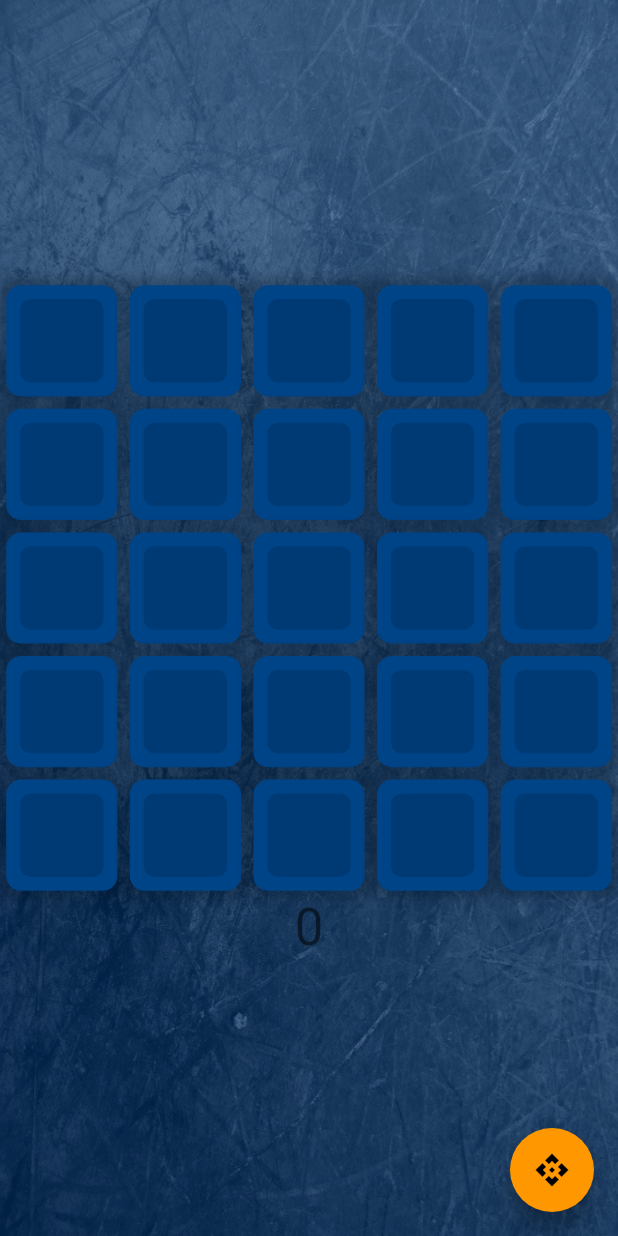
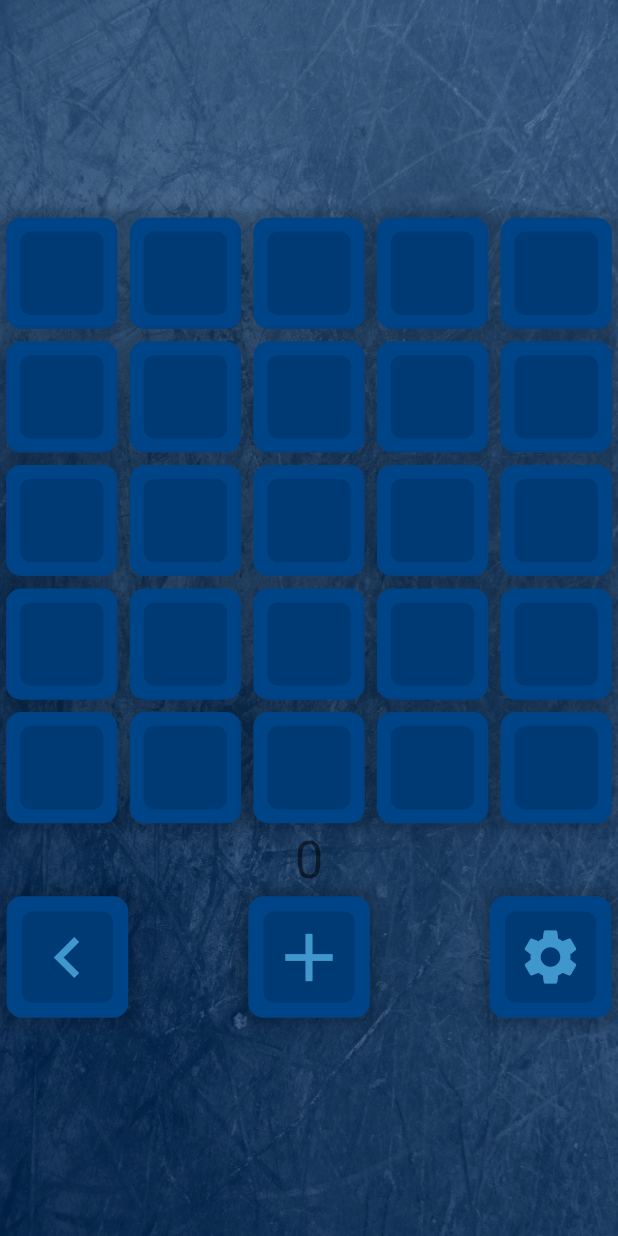
Before and after one commit to b0rgbart3/LightBurst2, a Flutter app: the Game screen opened directly, on a phone screen of 412 x 824 dp. Run offline on Flutter 3.47's test engine with Material 2 defaults, Android fonts, the phone set to English and light mode, and no system bars; our stand-ins replace hexcolor.

Commit message:
adding custom nav buttons

```diff
--- /dev/null
+++ b/lib/components/navbutton.dart
@@ -0,0 +1,170 @@
+import 'package:flutter/material.dart';
+import 'dart:developer' as developer;
+import 'interface.dart';
+import '../pages/gameplay.dart';
+import '../classes/notifications.dart';
+
+
+class NavButton extends StatefulWidget {
+  final key, onPressed, textString, icon;
+
+  NavButton(this.key, this.onPressed, this.textString, this.icon);
+
+  @override
+  State createState() => NavButtonState();
+}
+
+class NavButtonState extends State<NavButton> {
+  double endSize;
+  bool onState;
+  double tileSize = 90.0;
+
+  @override
+  void initState() {
+    super.initState();
+    endSize = tileSize * .9;
+    onState = false;
+
+  }
+
+  @override
+  Widget build(BuildContext context) {
+    var myColor, myShadowColor, myCenterColor;
+
+
+    if (onState) {
+      myColor = Color(0xff00aaff);
+      myShadowColor = Color(0x8800ccff);
+      myCenterColor = Color(0x44ffffff);
+    } else {
+      myColor = Color(0xff004488);
+      myShadowColor = Color(0x44001122);
+      myCenterColor = Color(0x33001122);
+    }
+
+    Widget buttonChild() {
+      if (widget.textString != "") {
+        return boxText(widget.textString);
+      }
+      else {
+        return widget.icon;
+      }
+    }
+
+    return Container(
+        alignment: Alignment.center,
+        width: tileSize,
+        height: tileSize,
+        child: GestureDetector(
+            onTapDown: pressDown,
+            onTapUp: pressUp,
+            onTapCancel: pressCancel,
+            child: TweenAnimationBuilder(
+                tween: Tween(begin: 0.0, end: endSize),
+                duration: Duration(milliseconds: 200),
+                builder: (_, num myWidth, __) {
+                  return
+                  // NotificationListener<ChangeNotification>(
+                  //     onNotification: (notification) {
+                  //       developer.log('Got notified of change: ' +
+                  //           notification.myID.toString());
+                  //       toggleMe();
+                  //       return true;
+                  //     },
+                    //  child:
+                      Stack(children: [
+                        Align(
+                          alignment: Alignment.center,
+                          child: Container(
+                            alignment: Alignment.center,
+                            width: myWidth,
+                            height: myWidth,
+                            decoration: BoxDecoration(
+                              borderRadius: BorderRadius.circular(10),
+                              color: myColor,
+                              boxShadow: [
+                                BoxShadow(
+                                    color: myShadowColor,
+                                    blurRadius: 5,
+                                    spreadRadius: 5),
+                              ],
+                            ),
+                          ),
+                        ),
+                        Align(
+                          alignment: Alignment.center,
+                          child: Stack(children: [
+                            Container(
+                              alignment: Alignment.center,
+                              width: myWidth * .75,
+                              height: myWidth * .75,
+                              decoration: BoxDecoration(
+                                borderRadius: BorderRadius.circular(7),
+                                color: myCenterColor,
+                              ),
+                            ),
+                          ]),
+                        ),
+                        Align(
+                            alignment: Alignment.center,
+                            child: buttonChild()
+                        )
+                      ]
+                      //)
+                      );
+                })));
+  }
+
+  void pressDown(details) {
+    // developer.log('press down');
+    setState(() {
+      endSize = tileSize * .75;
+    });
+  }
+
+  void pressCancel() {
+    setState(() {
+      endSize = tileSize * .9;
+    });
+  }
+
+  void pressUp(details) {
+   //  developer.log('press up');'
+
+   developer.log("dispatching touch notification.");
+   // PlayNotification()..dispatch(context);
+   widget.onPressed();
+    // toggleMe();
+    // Navigator.push(context, MaterialPageRoute(builder: (context) => GamePlay()))
+    //     .then((value) => setState(() {
+    //       // this make is so that when we swipe right to get back to this welcome
+    //       // screen, the tile will be in its original condition.
+    //           onState = false;
+    //         }));
+   //}
+    setState(() {
+      endSize = tileSize * .9;
+    });
+  }
+
+  void turnOn() {
+    setState(() {
+      onState = true;
+    });
+  }
+
+  void turnOff() {
+    setState(() {
+      onState = false;
+    });
+  }
+
+  void toggleMe() {
+    setState(() {
+
+      onState = !onState;
+      developer.log('toggling tile');
+      }
+    );
+  }
+}
--- a/lib/pages/gameplay.dart
+++ b/lib/pages/gameplay.dart
@@ -3,18 +3,24 @@ import 'dart:developer' as developer;
 import '../components/board.dart';
 import '../components/interface.dart';
 import 'settingseditor.dart';
+import '../components/navbutton.dart';
+import 'package:hexcolor/hexcolor.dart';
 
 class GamePlay extends StatelessWidget {
-
   // This widget is the root of the application.
   @override
   Widget build(BuildContext context) {
     var sensitivity = 8;
+
+  void returnToWelcome() {
+      Navigator.pop(context);
+    }
+
     return MaterialApp(
       debugShowCheckedModeBanner: false,
       title: 'LightBurst',
       theme: ThemeData(
-        primarySwatch: Colors.orange,
+        primarySwatch: Colors.blue,
         visualDensity: VisualDensity.adaptivePlatformDensity,
       ),
       home: GestureDetector(
@@ -24,28 +30,26 @@ class GamePlay extends StatelessWidget {
             if (details.delta.dx > sensitivity) {
               // Right Swipe
               // developer.log("swipe right");
-            Navigator.pop(context);
-        } else if(details.delta.dx < -sensitivity){
+              returnToWelcome();
+            } else if (details.delta.dx < -sensitivity) {
               //Left Swipe
               // developer.log("swipe left");
-            Navigator.push(context,
-              MaterialPageRoute(builder: (context) => SettingsEditor()))
-    .then((value) =>
+              Navigator.push(
+                  context,
+                  MaterialPageRoute(
+                      builder: (context) => SettingsEditor())).then((value) =>
                   // setState(() {
                   //   // this make is so that when we swipe right to get back to this welcome
                   //   // screen, the tile will be in its original condition.
                   //       onState = false;
                   //     })
-    developer.log('do something')
-        );
+                  developer.log('do something'));
             }
           },
-        child:Game(title: 'LightBurst')
-      ),
+          child: Game(title: 'LightBurst')),
     );
   }
 }
-
 
 class Game extends StatefulWidget {
   Game({Key key, this.title}) : super(key: key);
@@ -57,12 +61,26 @@ class Game extends StatefulWidget {
 class _GameState extends State<Game> {
   int _counter = 0;
 
-  void _incrementCounter() {
+  void _freshGame() {
     setState(() {
       _counter++;
       boardKey.currentState.clearBoard();
       //board.currentState.clearBoard();
     });
+  }
+
+  void returnToWelcome() {
+      Navigator.pop(context);
+    }
+
+  void _settingsEditor() {
+    Navigator.push(
+            context, MaterialPageRoute(builder: (context) => SettingsEditor()))
+        .then((value) => setState(() {
+              // maybe set some state value here....
+              //  developer.log("RE_SETTING STATE for BOARD");
+              boardKey.currentState.clearBoard();
+            }));
   }
 
   var onState = true;
@@ -81,37 +99,46 @@ class _GameState extends State<Game> {
       // ),
       body: Container(
           color: Colors.blue[900],
-
-        child: Stack(
-          children: [
+          child: Stack(children: [
             // Image.asset('images/bkg1.jpg'),
             BkgImageWidget(),
             ColorFilterWidget(),
             Center(
-
               child: Column(
                 mainAxisAlignment: MainAxisAlignment.center,
                 children: <Widget>[
-
-              board
-
-            ,
+                  board,
                   Text(
                     '$_counter',
                     style: Theme.of(context).textTheme.headline4,
                   ),
+                  Row(
+                      mainAxisAlignment: MainAxisAlignment.spaceBetween,
+                      children: [
+                        NavButton(
+                            UniqueKey(),
+                            returnToWelcome,
+                            "",
+                            Icon(Icons.navigate_before,
+                                color: HexColor("#aa60c6f9"), size: 54.0)),
+                        NavButton(
+                            UniqueKey(),
+                            _freshGame,
+                            "",
+                            Icon(Icons.add,
+                                color: HexColor("#aa60c6f9"), size: 54.0)),
+                        NavButton(
+                            UniqueKey(),
+                            _settingsEditor,
+                            "",
+                            Icon(Icons.settings,
+                                color: HexColor("#aa60c6f9"), size: 44.0)),
+                      ])
                 ],
               ),
-      )]
             )
-      ),
-      floatingActionButton: FloatingActionButton(
-        onPressed: _incrementCounter,
-        tooltip: 'Increment',
-        child: Icon(Icons.api),
-      ), // This trailing comma makes auto-formatting nicer for build methods.
+          ])),
+      // This trailing comma makes auto-formatting nicer for build methods.
     );
   }
-
-
 }
```
Also changed, not shown: lib/components/button.dart (added, +162 -0 lines), lib/pages/settingseditor.dart (+20 -4 lines). Lines whose indentation alone changed are shown as unchanged.
